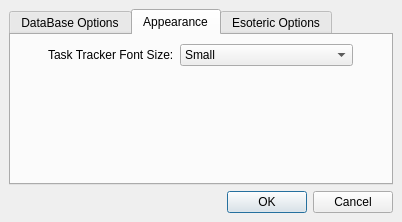
First picture: the form in Charm/CharmPreferences.ui, repository KDAB/Charm, before the edit.
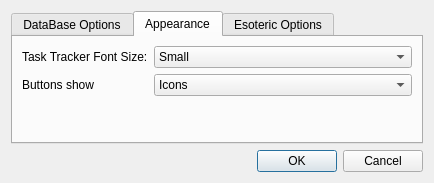
Second picture: the form after the edit. The open tabs and pages were chosen to show the change.

Commit message: add option to show icons, text, or both, for toolbuttons (this kind   of duplicates desktop settings, but since there are no cross-platform   desktop settings, it is inevitable)

What changed in the file:
```diff
--- a/Charm/CharmPreferences.ui
+++ b/Charm/CharmPreferences.ui
@@ -5,20 +5,14 @@
    <rect>
     <x>0</x>
     <y>0</y>
-    <width>402</width>
-    <height>222</height>
+    <width>434</width>
+    <height>183</height>
    </rect>
   </property>
   <property name="windowTitle" >
    <string>Charm Configuration</string>
   </property>
   <layout class="QVBoxLayout" >
-   <property name="margin" >
-    <number>9</number>
-   </property>
-   <property name="spacing" >
-    <number>6</number>
-   </property>
    <item>
     <widget class="QTabWidget" name="tabWidget" >
      <property name="currentIndex" >
@@ -65,45 +59,26 @@
       </layout>
      </widget>
      <widget class="QWidget" name="tabAppearance" >
+      <property name="geometry" >
+       <rect>
+        <x>0</x>
+        <y>0</y>
+        <width>404</width>
+        <height>104</height>
+       </rect>
+      </property>
       <attribute name="title" >
        <string>Appearance</string>
       </attribute>
-      <layout class="QVBoxLayout" >
-       <property name="margin" >
-        <number>9</number>
-       </property>
-       <property name="spacing" >
-        <number>6</number>
-       </property>
-       <item>
-        <layout class="QHBoxLayout" >
-         <property name="margin" >
-          <number>0</number>
-         </property>
-         <property name="spacing" >
-          <number>6</number>
-         </property>
-         <item>
-          <spacer>
-           <property name="orientation" >
-            <enum>Qt::Horizontal</enum>
-           </property>
-           <property name="sizeHint" >
-            <size>
-             <width>40</width>
-             <height>20</height>
-            </size>
-           </property>
-          </spacer>
-         </item>
-         <item>
+      <layout class="QFormLayout" name="formLayout" >
+       <item row="0" column="0" >
           <widget class="QLabel" name="label" >
            <property name="text" >
             <string>Task Tracker Font Size:</string>
            </property>
           </widget>
          </item>
-         <item>
+       <item row="0" column="1" >
           <widget class="QComboBox" name="cbTaskTrackerFontSize" >
            <item>
             <property name="text" >
@@ -122,33 +97,31 @@
            </item>
           </widget>
          </item>
+       <item row="1" column="0" >
+        <widget class="QLabel" name="label_2" >
+         <property name="text" >
+          <string>Buttons show</string>
+         </property>
+        </widget>
+       </item>
+       <item row="1" column="1" >
+        <widget class="QComboBox" name="cbToolButtonStyle" >
          <item>
-          <spacer>
-           <property name="orientation" >
-            <enum>Qt::Horizontal</enum>
-           </property>
-           <property name="sizeHint" >
-            <size>
-             <width>40</width>
-             <height>20</height>
-            </size>
-           </property>
-          </spacer>
+          <property name="text" >
+           <string>Icons</string>
+          </property>
+         </item>
+         <item>
+          <property name="text" >
+           <string>Text</string>
+          </property>
          </item>
-        </layout>
-       </item>
        <item>
-        <spacer>
-         <property name="orientation" >
-          <enum>Qt::Vertical</enum>
-         </property>
-         <property name="sizeHint" >
-          <size>
-           <width>20</width>
-           <height>40</height>
-          </size>
-         </property>
-        </spacer>
+          <property name="text" >
+           <string>Icons and Text</string>
+          </property>
+         </item>
+        </widget>
        </item>
       </layout>
      </widget>
@@ -199,7 +172,7 @@
       <enum>Qt::Horizontal</enum>
      </property>
      <property name="standardButtons" >
-      <set>QDialogButtonBox::Cancel|QDialogButtonBox::NoButton|QDialogButtonBox::Ok</set>
+      <set>QDialogButtonBox::Cancel|QDialogButtonBox::Ok</set>
      </property>
     </widget>
    </item>
```
Left out of the diff: 36 changed lines with no effect on the pictures. Lines whose indentation alone changed are shown as unchanged. The commit also changes 10 other files.
